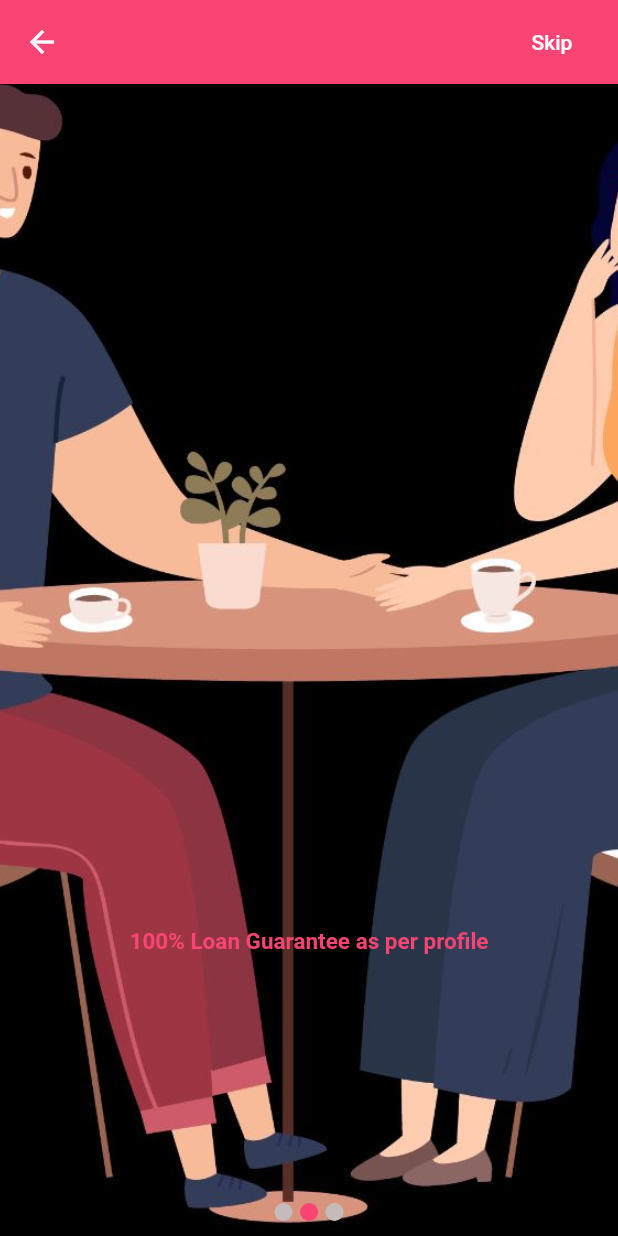
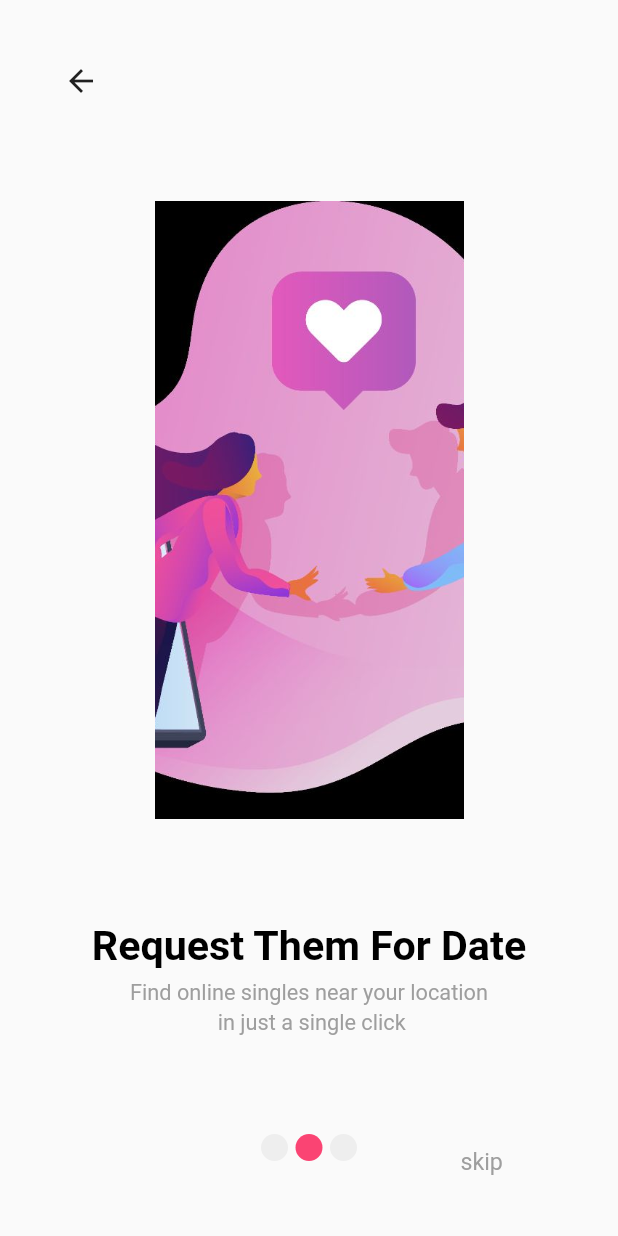
Before and after one commit to azzamjafri/Congle, a Flutter app: the IntroPage screen opened directly, swiped to page 2, on a phone screen of 412 x 824 dp. Run offline on Flutter 3.47's test engine with Material 2 defaults, Android fonts, the phone set to English and light mode, and no system bars; drawn by our look-alikes of page_indicator; Roboto replaces fonts that are missing (ttnorms).

Commit message:
Intro Complete

```diff
--- a/lib/Authentication/verify_otp.dart
+++ b/lib/Authentication/verify_otp.dart
@@ -62,11 +62,13 @@ class _VerifyOTPState extends State<VerifyOTP> {
                     children: [
                   TextSpan(
                       text: "mobile number +91 xxxxxxxxxx",
-                      style: TextStyle(
+                      style:
+                       TextStyle(
                         color: Colors.grey,
                         fontSize: 14.5,
                         fontFamily: 'ttnorms',
-                      )),
+                      )
+                      ),
                 ])),
             padding(12.0, 12.0),
 
--- a/lib/IntroPage/intro_page.dart
+++ b/lib/IntroPage/intro_page.dart
@@ -1,101 +1,131 @@
 import 'dart:async';
 
+import 'package:congle/IntroPage/user_info_about.dart';
 import 'package:congle/colors.dart';
 import 'package:flutter/material.dart';
 import 'package:page_indicator/page_indicator.dart';
 
-
 class IntroPage extends StatefulWidget {
-
   @override
   _IntroPageState createState() => _IntroPageState();
 }
 
 class _IntroPageState extends State<IntroPage> {
   Timer _timer;
-  int _currentPage=0;
-  final pageView= PageController(
-    initialPage: 0
-  );
-  final pageViewMain= PageController(
-      initialPage: 0
-  );
+  int _currentPage = 0;
+  final pageView = PageController(initialPage: 0);
+  final pageViewMain = PageController(initialPage: 0);
 
   @override
   void initState() {
-    _timer=Timer.periodic(Duration(seconds: 5),(Timer timer){
-      if(_currentPage<3){
+    _timer = Timer.periodic(Duration(seconds: 40), (Timer timer) {
+      if (_currentPage < 3) {
         _currentPage++;
+      } else {
+        _currentPage = 0;
       }
-      else{
-        _currentPage=0;
-      }
-      pageView.animateToPage(_currentPage, duration: Duration(milliseconds: 350), curve: Curves.easeIn);
-
+      pageView.animateToPage(_currentPage,
+          duration: Duration(milliseconds: 450), curve: Curves.easeIn);
     });
     super.initState();
   }
+
   @override
   void dispose() {
     _timer.cancel();
     super.dispose();
   }
+
   @override
   Widget build(BuildContext context) {
     return Scaffold(
-      appBar: AppBar(
-        elevation: 0,
-        actions: [
-          FlatButton(
-            child: Text("Skip",style:TextStyle(color: Colors.white)),
-            onPressed: (){
-              _timer.cancel();
-              pageView.animateToPage(3, duration: Duration(milliseconds: 350), curve: Curves.easeIn);
-            },
-          )
-        ],
-      ),
       body: getBody(),
     );
   }
 
   getBody() {
-//    return PageView(
-//      controller: pageViewMain,
-//      children: [
-//        getPage1(),
-//
-//      ],
-//    );
-  return  PageIndicatorContainer(
+    return PageIndicatorContainer(
       child: PageView(
         controller: pageView,
         children: [
+
           getPage1(),
           getPage2(),
-        // getPage3(),
+          getPage3(),
 
-        getPage7()
+
+
+
+
         ],
       ),
       length: 3,
+      shape: IndicatorShape.circle(size: 18.0),
       align: IndicatorAlign.bottom,
-    indicatorColor: greyColor,
+      padding: EdgeInsets.only(bottom: 50.0),
+      indicatorColor: Colors.grey[200],
       indicatorSelectorColor: pinkColor,
+
     );
   }
 
-  getPage1() {
+  getPage3() {
+
     return Stack(
       children: [
-        Container(
-          height: MediaQuery.of(context).size.height,
-          width: MediaQuery.of(context).size.width,
-          child: Image.asset("assets/intro1.jpg",fit: BoxFit.cover,),
+        Positioned(
+            top: 30.0,
+            left: 30.0,
+            child: IconButton(icon: Icon(Icons.arrow_back), onPressed: () {
+              Navigator.pop(context);
+            })),
+        Align(
+          alignment: Alignment(0.0, -0.35),
+                  child: Container(
+            height: MediaQuery.of(context).size.height / 2.0,
+            width: MediaQuery.of(context).size.width / 2.0,
+            child: Image.asset(
+              "assets/intro3.jpg",
+              fit: BoxFit.cover,
+            ),
+          ),
         ),
         Align(
-          alignment: Alignment(0,-.45),
-          child: Image.asset("assets/telepegif.gif",height: 125,width: 125,),
+          alignment: Alignment(0, .55),
+          child: Text(
+            "Book your table",
+            style: style(27.5),
+          ),
+        ),
+
+        Align(
+          alignment: Alignment(0, .62),
+          child: Text(
+            "Book a table @ your nearby cafes and restaurants",
+            style: TextStyle(
+              color: Colors.grey,
+              fontSize: 14.5,
+              fontFamily: 'ttnorms',
+            ),
+          ),
+        ),
+
+
+        GestureDetector(
+          onTap: (){
+            Navigator.push(context, new MaterialPageRoute(builder: (context) => UserInfoAbout()));
+          },
+                  child: Align(
+            alignment: Alignment(.65, .90),
+            child: Text(
+              "Get Started",
+              style: TextStyle(
+                color: Colors.grey,
+                fontSize: 15.5,
+                fontFamily: 'ttnorms',
+              ),
+            ),
+          ),
         ),
       ],
     );
@@ -104,72 +134,140 @@ class _IntroPageState extends State<IntroPage> {
   getPage2() {
     return Stack(
       children: [
-        Container(
-          height: MediaQuery.of(context).size.height,
-          width: MediaQuery.of(context).size.width,
-          child: Image.asset("assets/intro2.jpg",fit: BoxFit.cover,),
+        Positioned(
+            top: 30.0,
+            left: 30.0,
+            child: IconButton(icon: Icon(Icons.arrow_back), onPressed: () {Navigator.pop(context);})),
+        Align(
+          alignment: Alignment(0.0, -0.35),
+                  child: Container(
+            height: MediaQuery.of(context).size.height / 2.0,
+            width: MediaQuery.of(context).size.width / 2.0,
+            child: Image.asset(
+              "assets/intro2.jpg",
+              fit: BoxFit.cover,
+            ),
+          ),
         ),
         Align(
-          alignment: Alignment(0,0.5),
+          alignment: Alignment(0, .55),
           child: Text(
-            "100% Loan Guarantee as per profile",style: TextStyle(color: pinkColor,fontSize: 15,fontWeight: FontWeight.bold),
+            "Request Them For Date",
+            style: style(27.5),
           ),
-        )
-      ],
-    );
-  }
-  getPage3() {
-    return Stack(
-      children: [
-        Container(
-          height: MediaQuery.of(context).size.height,
-          width: MediaQuery.of(context).size.width,
-          child: Image.asset("assets/intro3.jpg",fit: BoxFit.cover,),
         ),
+
+
         Align(
-          alignment: Alignment(0,0.5),
+          alignment: Alignment(0, .62),
           child: Text(
-            "Telepe will not check Credit/CIBIL Score",style: TextStyle(color: pinkColor,fontSize: 15,fontWeight: FontWeight.bold),
+            "Find online singles near your location",
+            style: TextStyle(
+              color: Colors.grey,
+              fontSize: 14.5,
+              fontFamily: 'ttnorms',
             ),
-        )
+          ),
+        ),
+
+        Align(
+          alignment: Alignment(0, .67),
+          child: Text(
+            " in just a single click",
+            style: TextStyle(
+              color: Colors.grey,
+              fontSize: 14.5,
+              fontFamily: 'ttnorms',
+            ),
+          ),
+        ),
+
+
+
+        Align(
+          alignment: Alignment(.6, .90),
+          child: Text(
+            "skip",
+            style: TextStyle(
+              color: Colors.grey,
+              fontSize: 15.5,
+              fontFamily: 'ttnorms',
+            ),
+          ),
+        ),
       ],
     );
   }
 
-  getPage7() {
+  getPage1() {
     return Stack(
       children: [
-        Container(
-          height: MediaQuery.of(context).size.height,
-          width: MediaQuery.of(context).size.width,
-          child: Image.asset("assets/Intro/7.png",fit: BoxFit.cover,),
+        Positioned(
+            top: 30.0,
+            left: 30.0,
+            child: IconButton(icon: Icon(Icons.arrow_back), onPressed: () => Navigator.pop(context))),
+        Align(
+          alignment: Alignment(0.0, -0.35),
+                  child: Container(
+            height: MediaQuery.of(context).size.height / 2.0,
+            width: MediaQuery.of(context).size.width / 2.0,
+            child: Image.asset(
+              "assets/intro1.jpg",
+              fit: BoxFit.cover,
             ),
-        Align(
-          alignment: Alignment(0,0.5),
-          child: Text(
-            "Quick & Convenient Application",style: TextStyle(color: pinkColor,fontSize: 15,fontWeight: FontWeight.bold),
           ),
         ),
         Align(
-          alignment: Alignment(0,.6),
-          child:Text("100% Paperless")
+          alignment: Alignment(0, .55),
+          child: Text(
+            "Find Your Special Someone",
+            style: style(25.5),
+          ),
         ),
         Align(
-          alignment: Alignment(0,.65),
-          child:  MaterialButton(
-            shape: RoundedRectangleBorder(
-              borderRadius: BorderRadius.circular(10)
+          alignment: Alignment(0, .62),
+          child: Text(
+            "Find online singles near your location",
+            style: TextStyle(
+              color: Colors.grey,
+              fontSize: 14.5,
+              fontFamily: 'ttnorms',
             ),
-            color: pinkColor,
-            minWidth: MediaQuery.of(context).size.width/1.5,
-            child: Text("Register",style: TextStyle(color: Colors.white),),
-            onPressed: (){
+          ),
+        ),
+        Align(
+          alignment: Alignment(0, .67),
+          child: Text(
+            " in just a single click",
+            style: TextStyle(
+              color: Colors.grey,
+              fontSize: 14.5,
+              fontFamily: 'ttnorms',
+            ),
+          ),
+        ),
 
-            },
+        Align(
+          alignment: Alignment(.6, .90),
+          child: Text(
+            "skip",
+            style: TextStyle(
+              color: Colors.grey,
+              fontSize: 15.5,
+              fontFamily: 'ttnorms',
             ),
-        )
+          ),
+        ),
       ],
     );
+  }
 
+  style(size, [color = Colors.black]) {
+    return TextStyle(
+      color: color,
+      fontSize: size,
+      fontWeight: FontWeight.bold,
+      fontFamily: 'ttnorms',
+    );
   }
 }
```
Also changed, not shown: lib/IntroPage/user_info_about.dart (added, +323 -0 lines), lib/Startup/startup_page.dart (+8 -8 lines), assets/intro1.jpg, assets/intro2.jpg, assets/intro3.jpg. Lines whose indentation alone changed are shown as unchanged.
